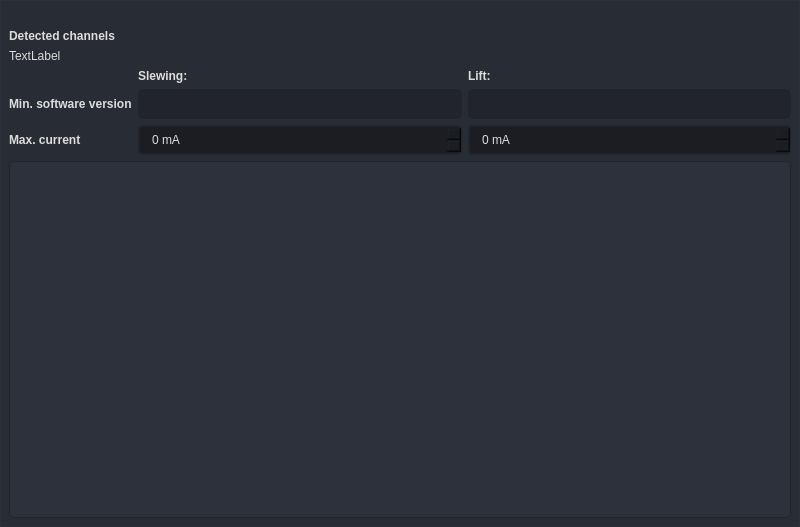
The window that app/ui/main.ui (davidsenoner/emec-drv-canopen-tester) describes before a commit, drawn with Qt 5.
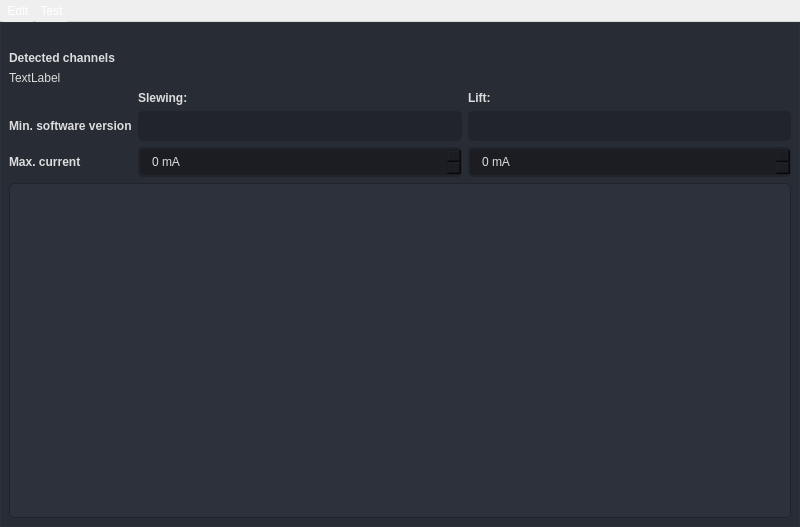
The same window after the commit. Icons and pictures are not drawn.

Commit message: feat: add settings and test menu bar

Diff of the .ui file:
```diff
--- a/app/ui/main.ui
+++ b/app/ui/main.ui
@@ -41,6 +41,38 @@
 	margin: 0px;
 }
 
+QMenuBar {
+    background-color: qlineargradient(x1:0, y1:0, x2:0, y2:1,
+                                      stop:0 darkgray, stop:1  rgb(40, 44, 52));
+    spacing: 3px; /* spacing between menu bar items */
+	color: white;
+}
+
+QMenuBar::item {
+    padding: 4px;
+    background: transparent;
+}
+
+QMenuBar::item:selected { /* when selected using mouse or keyboard */
+    background: #a8a8a8;
+}
+
+QMenuBar::item:pressed {
+    background: #888888;
+}
+
+QMenu {
+	background-color: white;
+	border: 1px solid rgb(33, 37, 43);
+	color:  rgb(33, 37, 43);
+	margin: 4px;
+}
+
+QMenu::Item {
+	padding: 4px 25px 4px 20px;
+	border: 1px solid transparent; 
+}
+
 /* /////////////////////////////////////////////////////////////////////////////////////////////////
 Bg App */
 #bgApp {	
@@ -841,6 +873,40 @@
     </item>
    </layout>
   </widget>
+  <widget class="QMenuBar" name="menuBar">
+   <property name="geometry">
+    <rect>
+     <x>0</x>
+     <y>0</y>
+     <width>800</width>
+     <height>26</height>
+    </rect>
+   </property>
+   <widget class="QMenu" name="menuEdit">
+    <property name="title">
+     <string>Edit</string>
+    </property>
+    <addaction name="actionSettings"/>
+   </widget>
+   <widget class="QMenu" name="menuTest">
+    <property name="title">
+     <string>Test</string>
+    </property>
+    <addaction name="actionGeneral"/>
+   </widget>
+   <addaction name="menuEdit"/>
+   <addaction name="menuTest"/>
+  </widget>
+  <action name="actionGeneral">
+   <property name="text">
+    <string>General</string>
+   </property>
+  </action>
+  <action name="actionSettings">
+   <property name="text">
+    <string>Settings</string>
+   </property>
+  </action>
  </widget>
  <resources>
   <include location="../resources/images/resources.qrc"/>
```
The commit also changes 2 other files.
